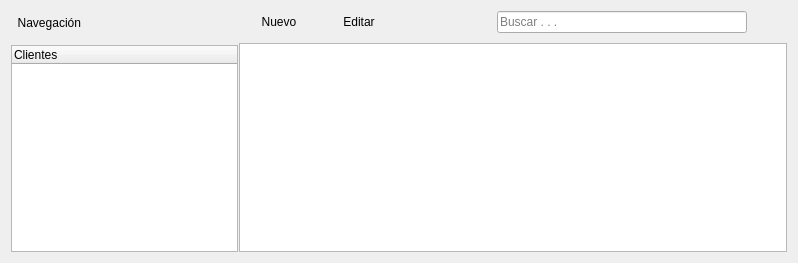
janfranco27/TheProyect, file ManagerM/ui_module_clientes.ui: the form before one commit.
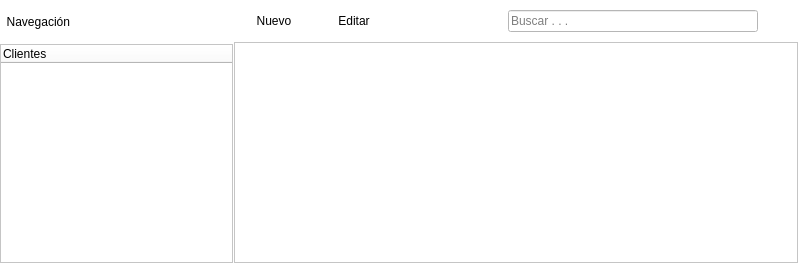
The form after the commit. Icons and pictures are not drawn.

Diff of the .ui file:
```diff
--- a/ManagerM/ui_module_clientes.ui
+++ b/ManagerM/ui_module_clientes.ui
@@ -13,7 +13,16 @@
   <property name="windowTitle">
    <string>Form</string>
   </property>
+  <property name="styleSheet">
+   <string notr="true">background-color: rgb(255, 255, 255);</string>
+  </property>
   <layout class="QHBoxLayout" name="horizontalLayout_2">
+   <property name="spacing">
+    <number>0</number>
+   </property>
+   <property name="margin">
+    <number>0</number>
+   </property>
    <item>
     <widget class="QSplitter" name="splitter">
      <property name="orientation">
@@ -27,6 +36,22 @@
        <property name="spacing">
         <number>10</number>
        </property>
+       <item>
+        <spacer name="verticalSpacer">
+         <property name="orientation">
+          <enum>Qt::Vertical</enum>
+         </property>
+         <property name="sizeType">
+          <enum>QSizePolicy::Fixed</enum>
+         </property>
+         <property name="sizeHint" stdset="0">
+          <size>
+           <width>20</width>
+           <height>10</height>
+          </size>
+         </property>
+        </spacer>
+       </item>
        <item>
         <widget class="QLabel" name="label">
          <property name="sizePolicy">
@@ -77,6 +102,22 @@
        <property name="spacing">
         <number>10</number>
        </property>
+       <item>
+        <spacer name="verticalSpacer_2">
+         <property name="orientation">
+          <enum>Qt::Vertical</enum>
+         </property>
+         <property name="sizeType">
+          <enum>QSizePolicy::Fixed</enum>
+         </property>
+         <property name="sizeHint" stdset="0">
+          <size>
+           <width>20</width>
+           <height>10</height>
+          </size>
+         </property>
+        </spacer>
+       </item>
        <item>
         <layout class="QHBoxLayout" name="horizontalLayout">
          <property name="spacing">
```
